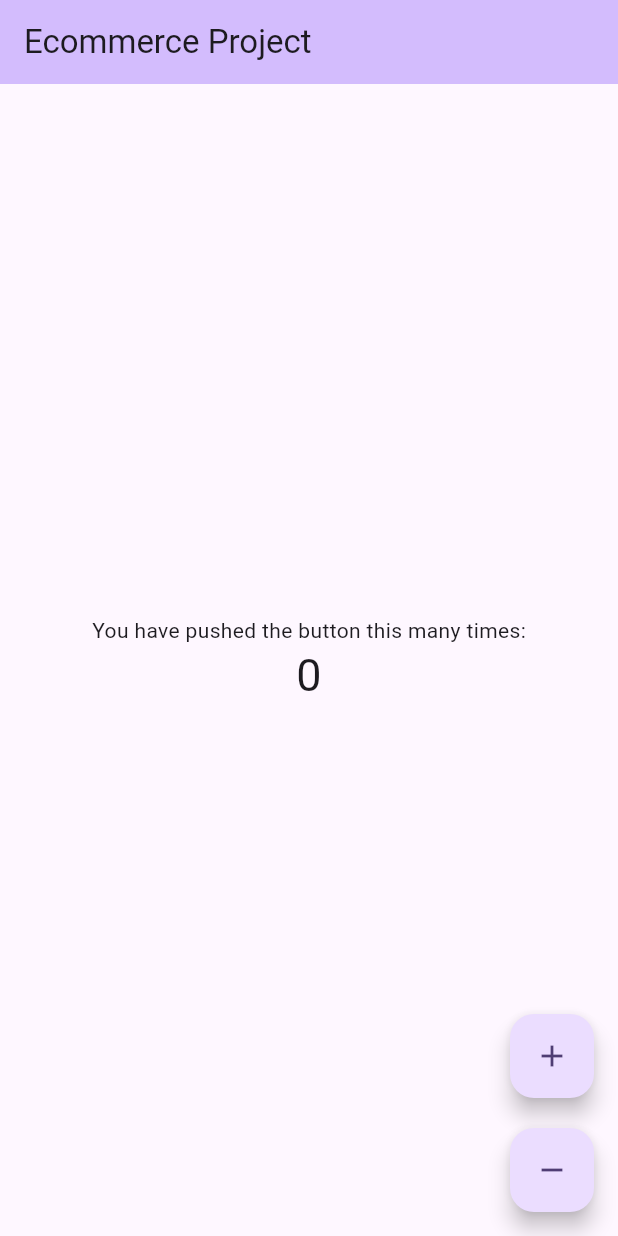
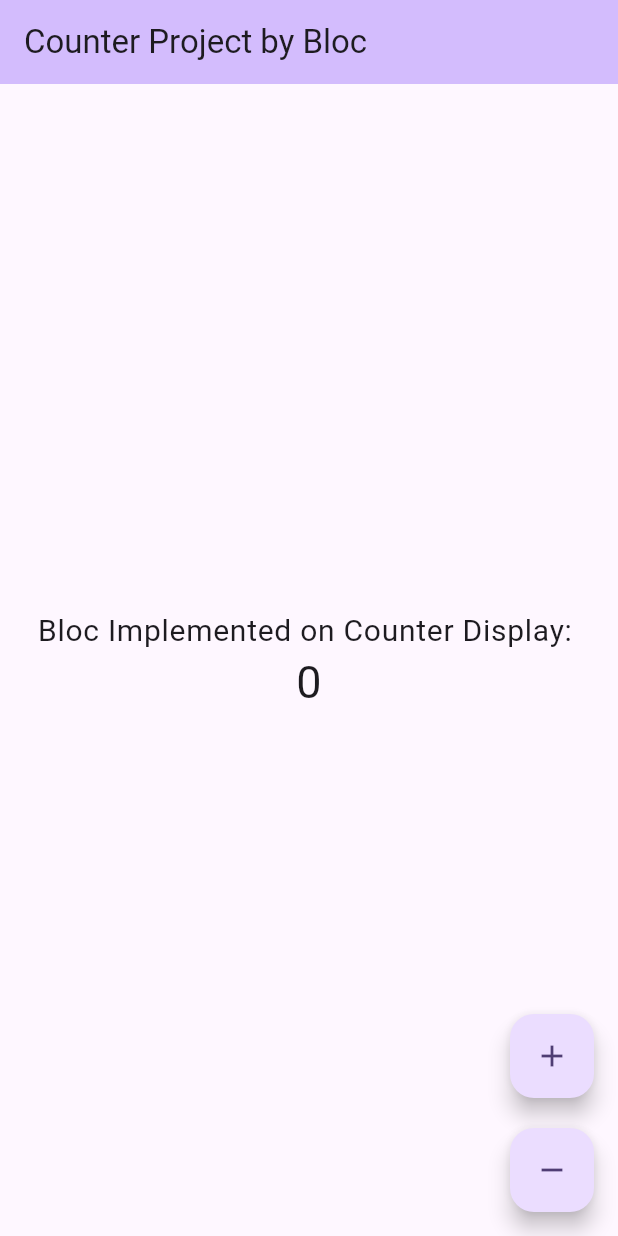
Before and after one commit to mastershanto/ecommerce_with_bloc_and_firebase, a Flutter app: the screen it shows after launch, on a phone screen of 412 x 824 dp. Run offline on Flutter 3.47's test engine with Material 3 defaults, Android fonts, the light colour scheme and no system bars; our stand-ins replace bloc, equatable, flutter_bloc.

Commit message:
bloc implemented on counter_app.dart

```diff
--- a/lib/counter_app/counter_app.dart
+++ b/lib/counter_app/counter_app.dart
@@ -12,12 +12,12 @@ class MyApp extends StatelessWidget {
     return BlocProvider(
       create: (context) => CounterBloc(),
       child: MaterialApp(
-        title: 'Ecommerce with Bloc and Firebase',
+        title: 'Counter Bloc App',
         theme: ThemeData(
           colorScheme: ColorScheme.fromSeed(seedColor: Colors.deepPurple),
           useMaterial3: true,
         ),
-        home: const MyHomePage(title: 'Ecommerce Project'),
+        home: const MyHomePage(title: 'Counter Project by Bloc'),
       ),
     );
   }
@@ -33,8 +33,6 @@ class MyHomePage extends StatefulWidget {
 }
 
 class _MyHomePageState extends State<MyHomePage> {
-
-
   @override
   Widget build(BuildContext context) {
     return Scaffold(
@@ -53,9 +51,11 @@ class _MyHomePageState extends State<MyHomePage> {
             child: Column(
               mainAxisAlignment: MainAxisAlignment.center,
               children: <Widget>[
-                const Text(
-                  'You have pushed the button this many times:',
-                ),
+                Text('Bloc Implemented on Counter Display: ',
+                    style: Theme.of(context)
+                        .textTheme
+                        .bodyLarge
+                        ?.copyWith(fontSize: 20)),
                 Text(
                   '${state.counterValue}',
                   style: Theme.of(context)
@@ -72,21 +72,20 @@ class _MyHomePageState extends State<MyHomePage> {
         mainAxisAlignment: MainAxisAlignment.end,
         children: [
           FloatingActionButton(
-            onPressed: (){
+            onPressed: () {
               context.read<CounterBloc>().add(IncrementEvent());
             },
             tooltip: 'Increment',
             child: const Icon(Icons.add),
           ),
-          const SizedBox(height:20),
+          const SizedBox(height: 20),
           FloatingActionButton(
-            onPressed: (){
+            onPressed: () {
               context.read<CounterBloc>().add(DecrementEvent());
             },
             tooltip: 'Decrement',
             child: const Icon(Icons.remove),
           ),
-
         ],
       ), // This trailing comma makes auto-formatting nicer for build methods.
     );
```
